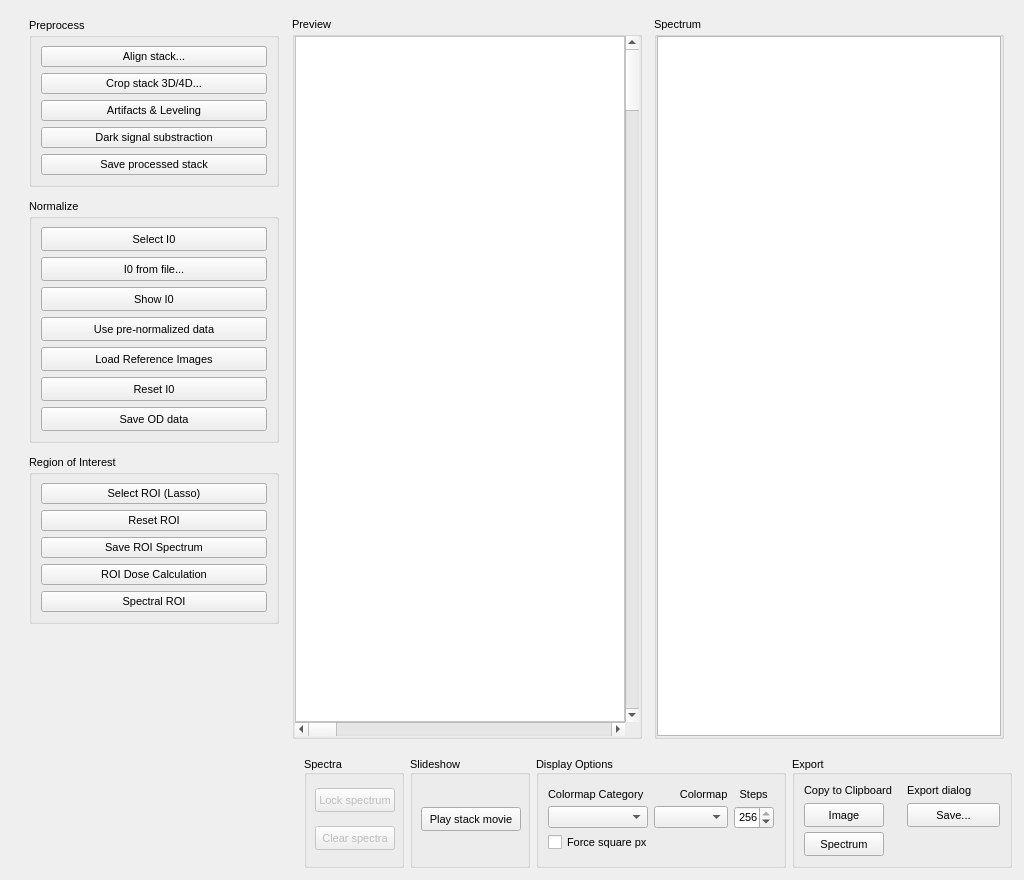
This is mantis_xray/pagestack.ui in mlerotic/spectromicroscopy as Qt 5 draws it before an edit. The edited form follows.
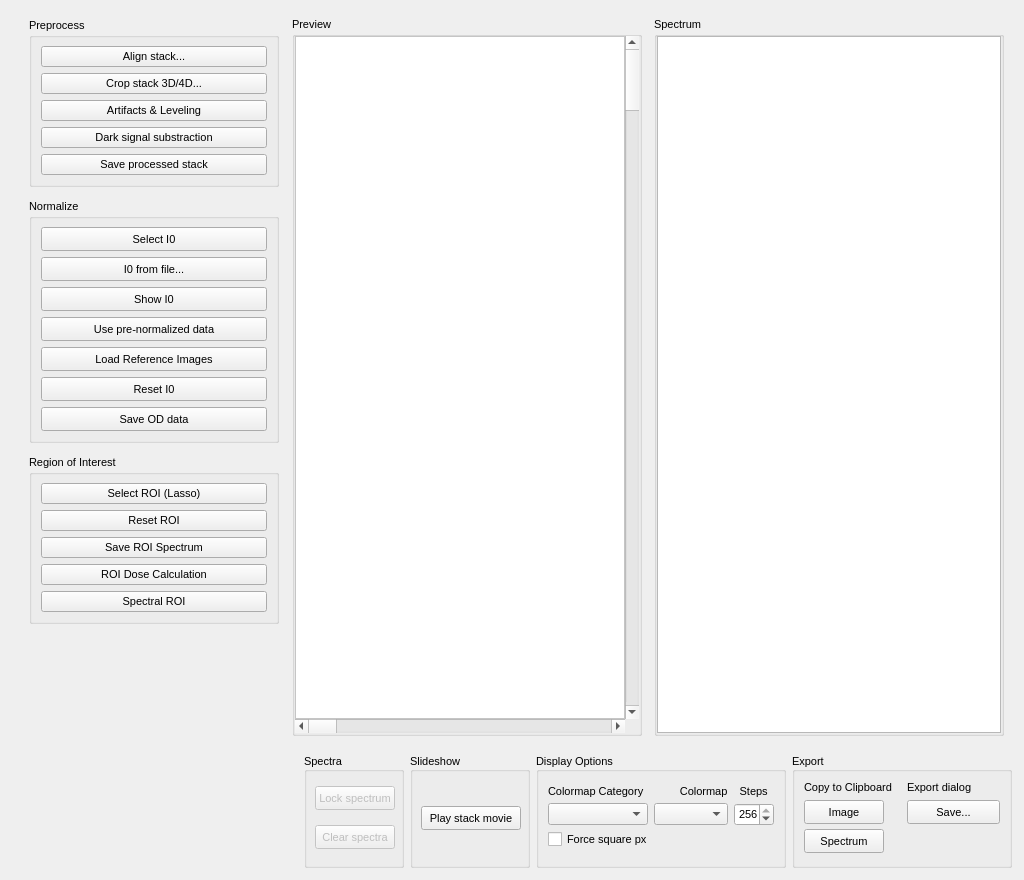
This is the edited form. Custom widgets are drawn as their Qt base class.

Patch:
```diff
--- a/mantis_xray/pagestack.ui
+++ b/mantis_xray/pagestack.ui
@@ -1016,7 +1016,7 @@
       <item>
        <widget class="QGroupBox" name="groupBox_2">
         <property name="sizePolicy">
-         <sizepolicy hsizetype="Maximum" vsizetype="Maximum">
+         <sizepolicy hsizetype="MinimumExpanding" vsizetype="Preferred">
           <horstretch>0</horstretch>
           <verstretch>0</verstretch>
          </sizepolicy>
@@ -1024,13 +1024,13 @@
         <property name="minimumSize">
          <size>
           <width>220</width>
-          <height>0</height>
+          <height>116</height>
          </size>
         </property>
         <property name="maximumSize">
          <size>
           <width>220</width>
-          <height>150</height>
+          <height>116</height>
          </size>
         </property>
         <property name="font">
@@ -1045,7 +1045,7 @@
         <property name="alignment">
          <set>Qt::AlignBottom|Qt::AlignLeading|Qt::AlignLeft</set>
         </property>
-        <layout class="QHBoxLayout" name="horizontalLayout_7">
+        <layout class="QVBoxLayout" name="verticalLayout_7">
          <property name="spacing">
           <number>6</number>
          </property>
@@ -1166,6 +1166,19 @@
            </item>
           </layout>
          </item>
+         <item>
+          <spacer name="verticalSpacer_2">
+           <property name="orientation">
+            <enum>Qt::Vertical</enum>
+           </property>
+           <property name="sizeHint" stdset="0">
+            <size>
+             <width>20</width>
+             <height>40</height>
+            </size>
+           </property>
+          </spacer>
+         </item>
         </layout>
        </widget>
       </item>
```
